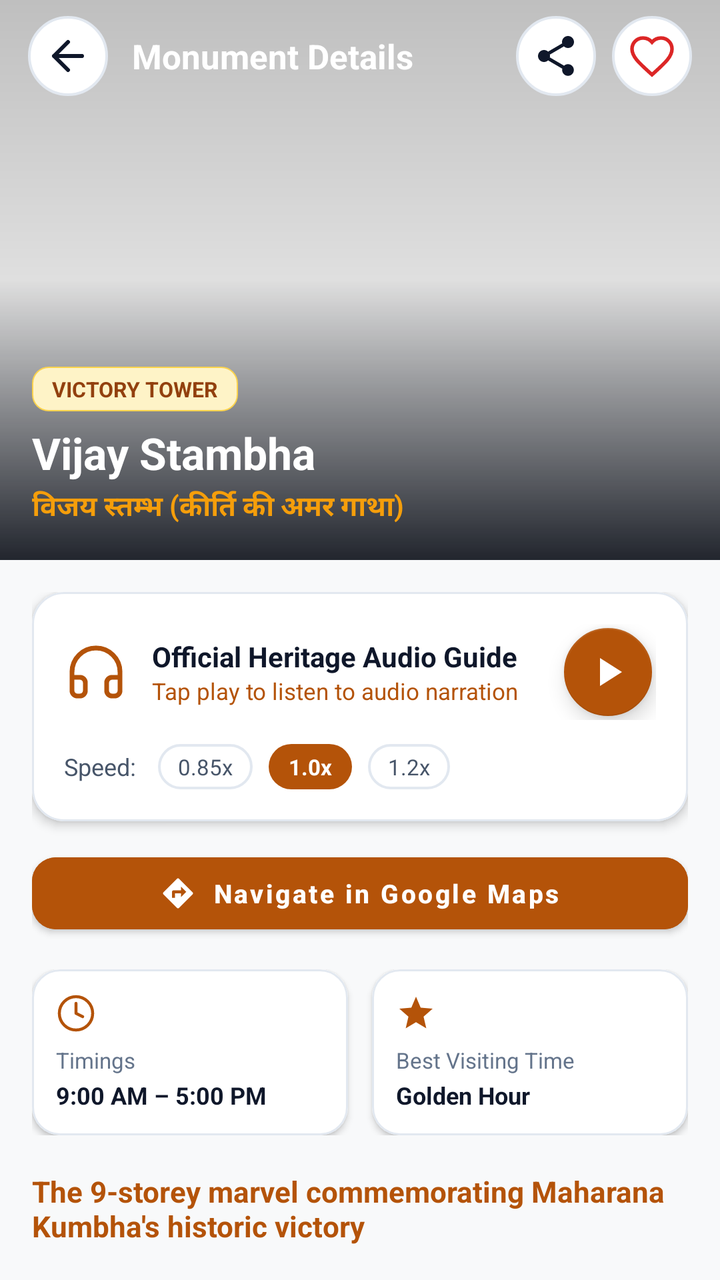
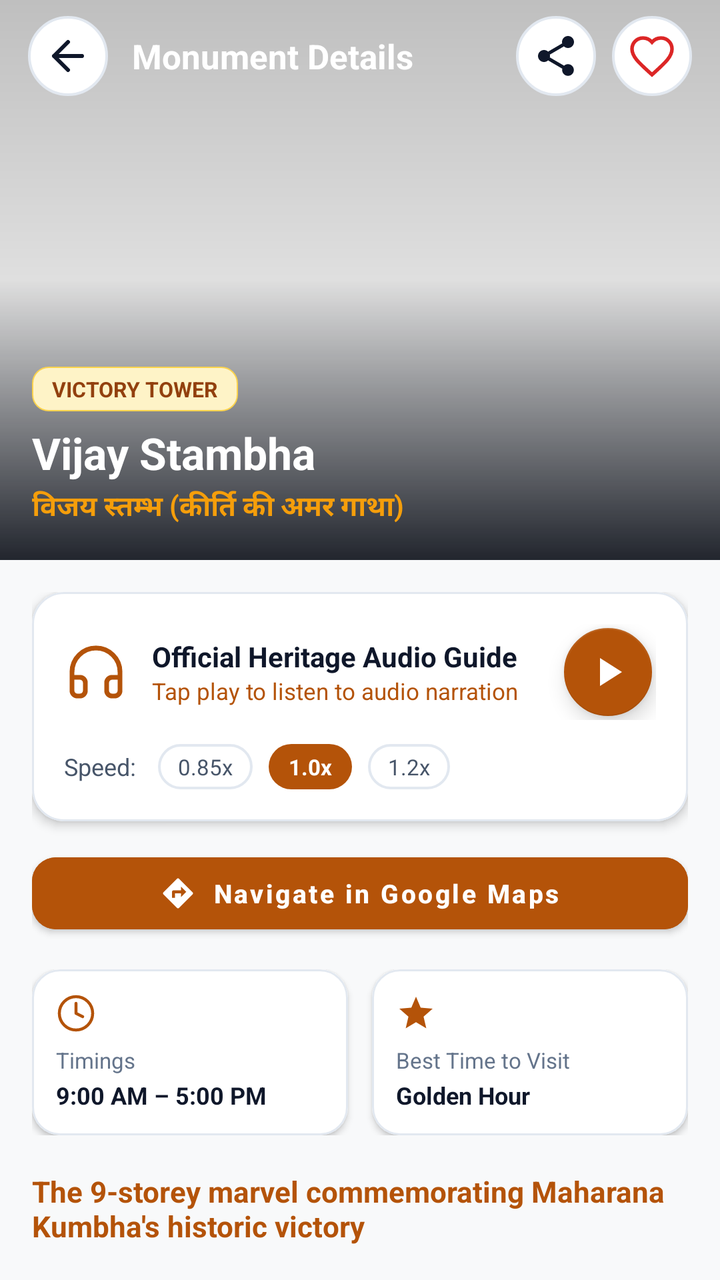

Two renders of the same Android screen: before a commit and after it. Below are the layout's source before the change and the commit's diff.
<!-- AndroidManifest.xml: activity theme Theme.VisitChittorgarh -->
<!-- res/layout/activity_monument_detail.xml -->
<?xml version="1.0" encoding="utf-8"?>
<androidx.coordinatorlayout.widget.CoordinatorLayout xmlns:android="http://schemas.android.com/apk/res/android"
    xmlns:app="http://schemas.android.com/apk/res-auto"
    android:layout_width="match_parent"
    android:layout_height="match_parent"
    android:background="@color/window_background">

    <com.google.android.material.appbar.AppBarLayout
        android:id="@+id/appBarLayout"
        android:layout_width="match_parent"
        android:layout_height="280dp"
        android:background="@color/surface_white"
        android:theme="@style/ThemeOverlay.MaterialComponents.Dark.ActionBar">

        <com.google.android.material.appbar.CollapsingToolbarLayout
            android:id="@+id/collapsingToolbar"
            android:layout_width="match_parent"
            android:layout_height="match_parent"
            app:contentScrim="@color/surface_white"
            app:layout_scrollFlags="scroll|exitUntilCollapsed"
            app:titleEnabled="false">

            <ImageView
                android:id="@+id/imgDetailHeader"
                android:layout_width="match_parent"
                android:layout_height="match_parent"
                android:scaleType="centerCrop"
                app:layout_collapseMode="parallax"
                android:contentDescription="Monument Photo" />

            
            <View
                android:layout_width="match_parent"
                android:layout_height="match_parent"
                android:background="@drawable/scrim_gradient" />

            <androidx.appcompat.widget.Toolbar
                android:id="@+id/toolbar"
                android:layout_width="match_parent"
                android:layout_height="?attr/actionBarSize"
                app:contentInsetStart="0dp"
                app:contentInsetLeft="0dp"
                app:contentInsetEnd="0dp"
                app:contentInsetRight="0dp"
                app:layout_collapseMode="pin">

                <LinearLayout
                    android:layout_width="match_parent"
                    android:layout_height="match_parent"
                    android:gravity="center_vertical"
                    android:orientation="horizontal"
                    android:paddingHorizontal="14dp">

                    <ImageView
                        android:id="@+id/btnBack"
                        android:layout_width="40dp"
                        android:layout_height="40dp"
                        android:background="@drawable/bg_chip_unselected"
                        android:padding="8dp"
                        android:src="@drawable/ic_arrow_back"
                        app:tint="@color/text_primary"
                        android:contentDescription="Back" />

                    <TextView
                        android:id="@+id/txtToolbarTitle"
                        android:layout_width="0dp"
                        android:layout_height="wrap_content"
                        android:layout_marginStart="12dp"
                        android:layout_weight="1"
                        android:text="Monument Details"
                        android:textColor="@color/surface_white"
                        android:textSize="17sp"
                        android:textStyle="bold"
                        android:maxLines="1"
                        android:ellipsize="end" />

                    <ImageView
                        android:id="@+id/btnShare"
                        android:layout_width="40dp"
                        android:layout_height="40dp"
                        android:layout_marginEnd="8dp"
                        android:background="@drawable/bg_chip_unselected"
                        android:padding="8dp"
                        android:src="@drawable/ic_share"
                        app:tint="@color/text_primary"
                        android:contentDescription="Share" />

                    <ImageView
                        android:id="@+id/btnDetailFavorite"
                        android:layout_width="40dp"
                        android:layout_height="40dp"
                        android:background="@drawable/bg_chip_unselected"
                        android:padding="8dp"
                        android:src="@drawable/ic_favorite_border"
                        app:tint="@color/ruby_crimson"
                        android:contentDescription="Favorite" />
                </LinearLayout>
            </androidx.appcompat.widget.Toolbar>

            
            <LinearLayout
                android:layout_width="match_parent"
                android:layout_height="wrap_content"
                android:layout_gravity="bottom"
                android:orientation="vertical"
                android:padding="16dp">

                <TextView
                    android:id="@+id/txtDetailCategory"
                    android:layout_width="wrap_content"
                    android:layout_height="wrap_content"
                    android:background="@drawable/bg_badge_gold"
                    android:paddingHorizontal="10dp"
                    android:paddingVertical="4dp"
                    android:text="VICTORY TOWER"
                    android:textColor="@color/gold_badge_text"
                    android:textSize="10.5sp"
                    android:textStyle="bold" />

                <TextView
                    android:id="@+id/txtDetailTitle"
                    android:layout_width="wrap_content"
                    android:layout_height="wrap_content"
                    android:layout_marginTop="6dp"
                    android:text="Vijay Stambha"
                    android:textColor="@color/surface_white"
                    android:textSize="22sp"
                    android:textStyle="bold" />

                <TextView
                    android:id="@+id/txtDetailHindiTitle"
                    android:layout_width="wrap_content"
                    android:layout_height="wrap_content"
                    android:layout_marginTop="2dp"
                    android:text="विजय स्तम्भ (कीर्ति की अमर गाथा)"
                    android:textColor="@color/gold_light"
                    android:textSize="14sp"
                    android:textStyle="bold" />
            </LinearLayout>
        </com.google.android.material.appbar.CollapsingToolbarLayout>
    </com.google.android.material.appbar.AppBarLayout>

    <androidx.core.widget.NestedScrollView
        android:layout_width="match_parent"
        android:layout_height="match_parent"
        app:layout_behavior="@string/appbar_scrolling_view_behavior">

        <LinearLayout
            android:layout_width="match_parent"
            android:layout_height="wrap_content"
            android:orientation="vertical"
            android:padding="16dp">

            
            <com.google.android.material.card.MaterialCardView
                android:layout_width="match_parent"
                android:layout_height="wrap_content"
                app:cardBackgroundColor="@color/surface_white"
                app:cardCornerRadius="16dp"
                app:cardElevation="3dp"
                app:strokeColor="@color/border_subtle"
                app:strokeWidth="1dp">

                <LinearLayout
                    android:layout_width="match_parent"
                    android:layout_height="wrap_content"
                    android:orientation="vertical"
                    android:padding="16dp">

                    <LinearLayout
                        android:layout_width="match_parent"
                        android:layout_height="wrap_content"
                        android:gravity="center_vertical"
                        android:orientation="horizontal">

                        <ImageView
                            android:layout_width="32dp"
                            android:layout_height="32dp"
                            android:src="@drawable/ic_nav_audio"
                            app:tint="@color/accent_gold" />

                        <LinearLayout
                            android:layout_width="0dp"
                            android:layout_height="wrap_content"
                            android:layout_marginStart="12dp"
                            android:layout_weight="1"
                            android:orientation="vertical">

                            <TextView
                                android:layout_width="wrap_content"
                                android:layout_height="wrap_content"
                                android:text="Official Heritage Audio Guide"
                                android:textColor="@color/text_primary"
                                android:textSize="14sp"
                                android:textStyle="bold" />

                            <TextView
                                android:id="@+id/txtAudioStatus"
                                android:layout_width="wrap_content"
                                android:layout_height="wrap_content"
                                android:text="Tap play to listen to audio narration"
                                android:textColor="@color/accent_gold"
                                android:textSize="11.5sp" />
                        </LinearLayout>

                        <com.google.android.material.floatingactionbutton.FloatingActionButton
                            android:id="@+id/fabPlayAudio"
                            android:layout_width="wrap_content"
                            android:layout_height="wrap_content"
                            app:backgroundTint="@color/accent_gold"
                            app:fabCustomSize="44dp"
                            app:srcCompat="@drawable/ic_play_arrow"
                            app:tint="@color/surface_white" />
                    </LinearLayout>

                    
                    <LinearLayout
                        android:layout_width="match_parent"
                        android:layout_height="wrap_content"
                        android:layout_marginTop="12dp"
                        android:gravity="center_vertical"
                        android:orientation="horizontal">

                        <TextView
                            android:layout_width="wrap_content"
                            android:layout_height="wrap_content"
                            android:text="Speed: "
                            android:textColor="@color/text_secondary"
                            android:textSize="12sp" />

                        <TextView
                            android:id="@+id/btnSpeedSlow"
                            android:layout_width="wrap_content"
                            android:layout_height="wrap_content"
                            android:layout_marginStart="8dp"
                            android:background="@drawable/bg_chip_unselected"
                            android:paddingHorizontal="10dp"
                            android:paddingVertical="4dp"
                            android:text="0.85x"
                            android:textColor="@color/text_secondary"
                            android:textSize="11sp" />

                        <TextView
                            android:id="@+id/btnSpeedNormal"
                            android:layout_width="wrap_content"
                            android:layout_height="wrap_content"
                            android:layout_marginStart="8dp"
                            android:background="@drawable/bg_chip_selected"
                            android:paddingHorizontal="10dp"
                            android:paddingVertical="4dp"
                            android:text="1.0x"
                            android:textColor="@color/surface_white"
                            android:textSize="11sp"
                            android:textStyle="bold" />

                        <TextView
                            android:id="@+id/btnSpeedFast"
                            android:layout_width="wrap_content"
                            android:layout_height="wrap_content"
                            android:layout_marginStart="8dp"
                            android:background="@drawable/bg_chip_unselected"
                            android:paddingHorizontal="10dp"
                            android:paddingVertical="4dp"
                            android:text="1.2x"
                            android:textColor="@color/text_secondary"
                            android:textSize="11sp" />
                    </LinearLayout>
                </LinearLayout>
            </com.google.android.material.card.MaterialCardView>

            
            <com.google.android.material.button.MaterialButton
                android:id="@+id/btnDetailDirections"
                android:layout_width="match_parent"
                android:layout_height="48dp"
                android:layout_marginTop="12dp"
                android:backgroundTint="@color/accent_gold"
                android:text="Navigate in Google Maps"
                android:textAllCaps="false"
                android:textColor="@color/surface_white"
                android:textSize="13sp"
                android:textStyle="bold"
                app:cornerRadius="12dp"
                app:icon="@drawable/ic_directions"
                app:iconGravity="textStart"
                app:iconPadding="8dp"
                app:iconSize="18dp"
                app:iconTint="@color/surface_white" />

            
            <LinearLayout
                android:layout_width="match_parent"
                android:layout_height="wrap_content"
                android:layout_marginTop="14dp"
                android:baselineAligned="false"
                android:orientation="horizontal">

                
                <com.google.android.material.card.MaterialCardView
                    android:layout_width="0dp"
                    android:layout_height="wrap_content"
                    android:layout_marginEnd="6dp"
                    android:layout_weight="1"
                    app:cardBackgroundColor="@color/surface_white"
                    app:cardCornerRadius="14dp"
                    app:cardElevation="2dp"
                    app:strokeColor="@color/border_subtle"
                    app:strokeWidth="1dp">

                    <LinearLayout
                        android:layout_width="match_parent"
                        android:layout_height="wrap_content"
                        android:orientation="vertical"
                        android:padding="12dp">

                        <ImageView
                            android:layout_width="20dp"
                            android:layout_height="20dp"
                            android:src="@drawable/ic_clock"
                            app:tint="@color/accent_gold" />

                        <TextView
                            android:layout_width="wrap_content"
                            android:layout_height="wrap_content"
                            android:layout_marginTop="6dp"
                            android:text="Timings"
                            android:textColor="@color/text_muted"
                            android:textSize="11sp" />

                        <TextView
                            android:id="@+id/txtDetailTimings"
                            android:layout_width="wrap_content"
                            android:layout_height="wrap_content"
                            android:layout_marginTop="2dp"
                            android:text="9:00 AM – 5:00 PM"
                            android:textColor="@color/text_primary"
                            android:textSize="12sp"
                            android:textStyle="bold" />
                    </LinearLayout>
                </com.google.android.material.card.MaterialCardView>

                
                <com.google.android.material.card.MaterialCardView
                    android:layout_width="0dp"
                    android:layout_height="wrap_content"
                    android:layout_marginStart="6dp"
                    android:layout_weight="1"
                    app:cardBackgroundColor="@color/surface_white"
                    app:cardCornerRadius="14dp"
                    app:cardElevation="2dp"
                    app:strokeColor="@color/border_subtle"
                    app:strokeWidth="1dp">

                    <LinearLayout
                        android:layout_width="match_parent"
                        android:layout_height="wrap_content"
                        android:orientation="vertical"
                        android:padding="12dp">

                        <ImageView
                            android:layout_width="20dp"
                            android:layout_height="20dp"
                            android:src="@drawable/ic_star"
                            app:tint="@color/accent_gold" />

                        <TextView
                            android:layout_width="wrap_content"
                            android:layout_height="wrap_content"
                            android:layout_marginTop="6dp"
                            android:text="Best Visiting Time"
                            android:textColor="@color/text_muted"
                            android:textSize="11sp" />

                        <TextView
                            android:id="@+id/txtDetailBestTime"
                            android:layout_width="wrap_content"
                            android:layout_height="wrap_content"
                            android:layout_marginTop="2dp"
                            android:text="Golden Hour"
                            android:textColor="@color/text_primary"
                            android:textSize="12sp"
                            android:textStyle="bold" />
                    </LinearLayout>
                </com.google.android.material.card.MaterialCardView>
            </LinearLayout>

            
            <TextView
                android:id="@+id/txtDetailTagline"
                android:layout_width="match_parent"
                android:layout_height="wrap_content"
                android:layout_marginTop="18dp"
                android:text="The 9-storey marvel commemorating Maharana Kumbha's historic victory"
                android:textColor="@color/accent_gold"
                android:textSize="14.5sp"
                android:textStyle="bold" />

            
            <TextView
                android:layout_width="wrap_content"
                android:layout_height="wrap_content"
                android:layout_marginTop="16dp"
                android:text="Historical Chronicle &amp; Lore"
                android:textColor="@color/text_primary"
                android:textSize="16sp"
                android:textStyle="bold" />

            <TextView
                android:id="@+id/txtDetailHistory"
                android:layout_width="match_parent"
                android:layout_height="wrap_content"
                android:layout_marginTop="8dp"
                android:lineSpacingExtra="4dp"
                android:text="History details..."
                android:textColor="@color/text_secondary"
                android:textSize="13sp" />

            
            <TextView
                android:layout_width="wrap_content"
                android:layout_height="wrap_content"
                android:layout_marginTop="18dp"
                android:text="Architecture &amp; Design"
                android:textColor="@color/text_primary"
                android:textSize="16sp"
                android:textStyle="bold" />

            <TextView
                android:id="@+id/txtDetailArchitecture"
                android:layout_width="match_parent"
                android:layout_height="wrap_content"
                android:layout_marginTop="8dp"
                android:lineSpacingExtra="4dp"
                android:text="Architecture details..."
                android:textColor="@color/text_secondary"
                android:textSize="13sp" />

            
            <TextView
                android:layout_width="wrap_content"
                android:layout_height="wrap_content"
                android:layout_marginTop="18dp"
                android:text="Key Highlights"
                android:textColor="@color/text_primary"
                android:textSize="16sp"
                android:textStyle="bold" />

            <LinearLayout
                android:id="@+id/layoutHighlights"
                android:layout_width="match_parent"
                android:layout_height="wrap_content"
                android:layout_marginTop="8dp"
                android:orientation="vertical" />

            
            <View
                android:layout_width="match_parent"
                android:layout_height="40dp" />
        </LinearLayout>
    </androidx.core.widget.NestedScrollView>
</androidx.coordinatorlayout.widget.CoordinatorLayout>
<!-- resources referenced by this layout -->
<resources>
  <color name="accent_gold">#B45309</color>
  <color name="border_subtle">#E2E8F0</color>
  <color name="gold_badge_text">#92400E</color>
  <color name="gold_light">#F59E0B</color>
  <color name="ruby_crimson">#DC2626</color>
  <color name="surface_white">#FFFFFF</color>
  <color name="text_muted">#64748B</color>
  <color name="text_primary">#0F172A</color>
  <color name="text_secondary">#475569</color>
  <color name="window_background">#F8F9FA</color>
  <!-- drawable bg_badge_gold (drawable) -->
  <?xml version="1.0" encoding="utf-8"?>
  <shape xmlns:android="http://schemas.android.com/apk/res/android"
      android:shape="rectangle">
      <corners android:radius="8dp" />
      <solid android:color="@color/gold_badge_bg" />
      <stroke
          android:width="0.8dp"
          android:color="#FCD34D" />
  </shape>
  <!-- drawable bg_chip_selected (drawable) -->
  <?xml version="1.0" encoding="utf-8"?>
  <shape xmlns:android="http://schemas.android.com/apk/res/android"
      android:shape="rectangle">
      <corners android:radius="20dp" />
      <solid android:color="@color/accent_gold" />
  </shape>
  <!-- drawable bg_chip_unselected (drawable) -->
  <?xml version="1.0" encoding="utf-8"?>
  <shape xmlns:android="http://schemas.android.com/apk/res/android"
      android:shape="rectangle">
      <corners android:radius="20dp" />
      <solid android:color="@color/surface_white" />
      <stroke
          android:width="1.2dp"
          android:color="@color/border_subtle" />
  </shape>
  <!-- drawable ic_arrow_back (drawable) -->
  <vector xmlns:android="http://schemas.android.com/apk/res/android"
      android:width="24dp"
      android:height="24dp"
      android:viewportWidth="24"
      android:viewportHeight="24">
      <path
          android:fillColor="#00000000"
          android:strokeColor="#FFFFFF"
          android:strokeWidth="2"
          android:strokeLineCap="round"
          android:strokeLineJoin="round"
          android:pathData="M19,12H5M12,19l-7,-7 7,-7" />
  </vector>
  <!-- drawable ic_play_arrow (drawable) -->
  <vector xmlns:android="http://schemas.android.com/apk/res/android"
      android:width="24dp"
      android:height="24dp"
      android:viewportWidth="24"
      android:viewportHeight="24">
      <path
          android:fillColor="#FFFFFF"
          android:pathData="M8,5v14l11,-7z" />
  </vector>
  <!-- drawable ic_star (drawable) -->
  <vector xmlns:android="http://schemas.android.com/apk/res/android"
      android:width="24dp"
      android:height="24dp"
      android:viewportWidth="24"
      android:viewportHeight="24">
      <path
          android:fillColor="#F59E0B"
          android:pathData="M12,17.27L18.18,21l-1.64,-7.03L22,9.24l-7.19,-0.61L12,2 9.19,8.63 2,9.24l5.46,4.73L5.82,21z" />
  </vector>
  <!-- drawable scrim_gradient (drawable) -->
  <?xml version="1.0" encoding="utf-8"?>
  <shape xmlns:android="http://schemas.android.com/apk/res/android"
      android:shape="rectangle">
      <gradient
          android:angle="270"
          android:startColor="#40000000"
          android:centerColor="#20000000"
          android:endColor="#E60A0E17"
          android:type="linear" />
  </shape>
  <color name="gold_badge_bg">#FEF3C7</color>
  <color name="gold_bright">#D97706</color>
  <!-- unchanged entries left out for length: 6 -->
</resources>

<!-- the commit's change to res/layout/activity_monument_detail.xml (unified diff, before → after) -->
@@ -323,7 +323,7 @@
                             android:layout_width="wrap_content"
                             android:layout_height="wrap_content"
                             android:layout_marginTop="6dp"
-                            android:text="Timings"
+                            android:text="@string/detail_timings"
                             android:textColor="@color/text_muted"
                             android:textSize="11sp" />
 
@@ -367,7 +367,7 @@
                             android:layout_width="wrap_content"
                             android:layout_height="wrap_content"
                             android:layout_marginTop="6dp"
-                            android:text="Best Visiting Time"
+                            android:text="@string/detail_best_time"
                             android:textColor="@color/text_muted"
                             android:textSize="11sp" />
 
@@ -400,7 +400,7 @@
                 android:layout_width="wrap_content"
                 android:layout_height="wrap_content"
                 android:layout_marginTop="16dp"
-                android:text="Historical Chronicle &amp; Lore"
+                android:text="@string/detail_history_heritage"
                 android:textColor="@color/text_primary"
                 android:textSize="16sp"
                 android:textStyle="bold" />
@@ -420,7 +420,7 @@
                 android:layout_width="wrap_content"
                 android:layout_height="wrap_content"
                 android:layout_marginTop="18dp"
-                android:text="Architecture &amp; Design"
+                android:text="@string/detail_architectural_marvel"
                 android:textColor="@color/text_primary"
                 android:textSize="16sp"
                 android:textStyle="bold" />
@@ -440,7 +440,7 @@
                 android:layout_width="wrap_content"
                 android:layout_height="wrap_content"
                 android:layout_marginTop="18dp"
-                android:text="Key Highlights"
+                android:text="@string/detail_highlights"
                 android:textColor="@color/text_primary"
                 android:textSize="16sp"
                 android:textStyle="bold" />
<!-- resource entries referenced after the edit -->
@@ -82,6 +82,11 @@
           android:endColor="#E60A0E17"
           android:type="linear" />
   </shape>
+  <string name="detail_architectural_marvel">Architectural Marvel</string>
+  <string name="detail_best_time">Best Time to Visit</string>
+  <string name="detail_highlights">Key Highlights</string>
+  <string name="detail_history_heritage">History &amp; Heritage</string>
+  <string name="detail_timings">Timings</string>
   <color name="gold_badge_bg">#FEF3C7</color>
   <color name="gold_bright">#D97706</color>
   <!-- unchanged entries left out for length: 6 -->
